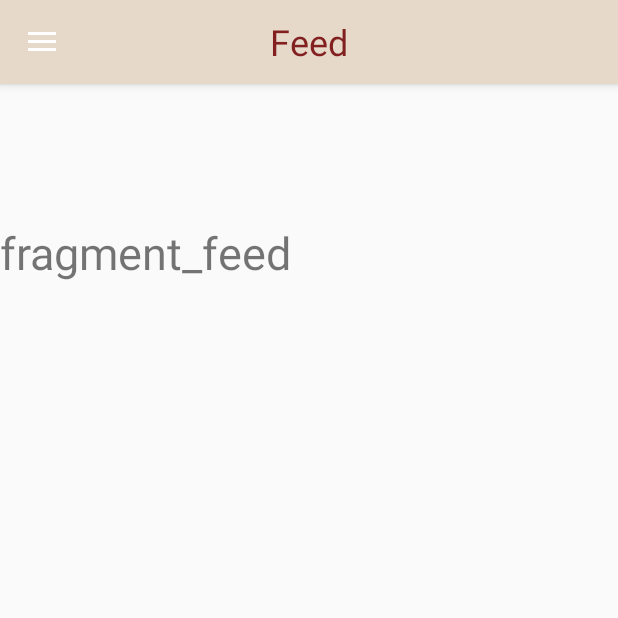
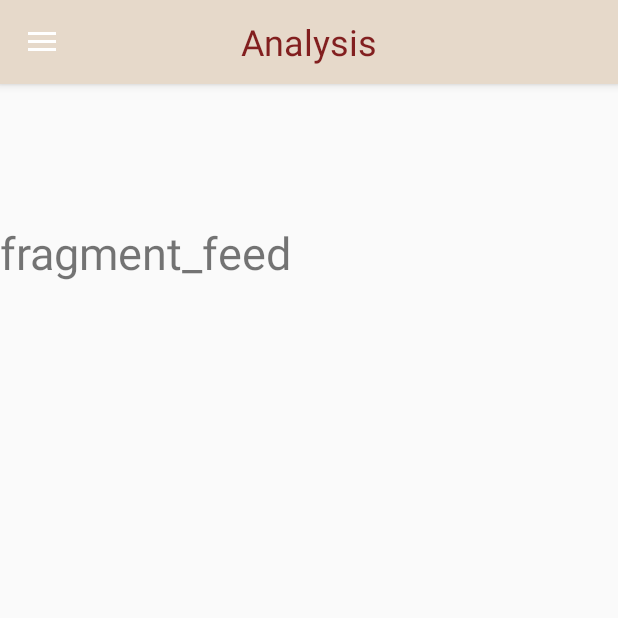
Before and after one commit to jtr860830/LifePrint-AndroidApp, an Android app: the MainActivity screen opened directly, with no data from a screen before it, item 4 of the bottom bar chosen, on a phone screen of 412 x 824 dp, the top half of it. Run offline under Robolectric (Android 15) with nearby library versions, the phone set to English and light mode, and no system bars.

Commit message:
Feed -> Analisis

```diff
--- a/app/src/main/java/com/example/user/navigation_calendar/MainActivity.java
+++ b/app/src/main/java/com/example/user/navigation_calendar/MainActivity.java
@@ -143,7 +143,7 @@ public class MainActivity extends AppCompatActivity {
                             break;
                         //return true;
                         case R.id.nav_feed:
-                            title.setText("Feed");
+                            title.setText("Analysis");
                             feed fragment_feed = new feed();
                             FragmentTransaction transaction4 = getSupportFragmentManager().beginTransaction();
                             transaction4.replace(R.id.fragment_space, fragment_feed, "Fragment_feed");
```
